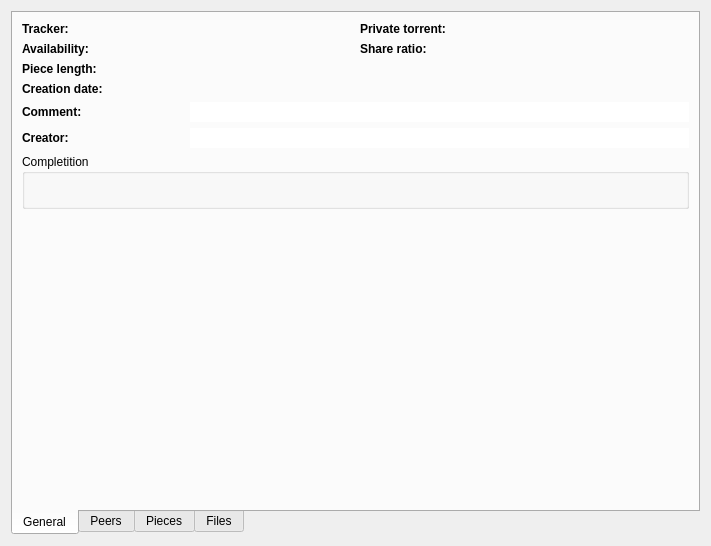
The window that TorrentDetailsForm.ui (LubosD/fatrat) describes before a commit, drawn with Qt 5.
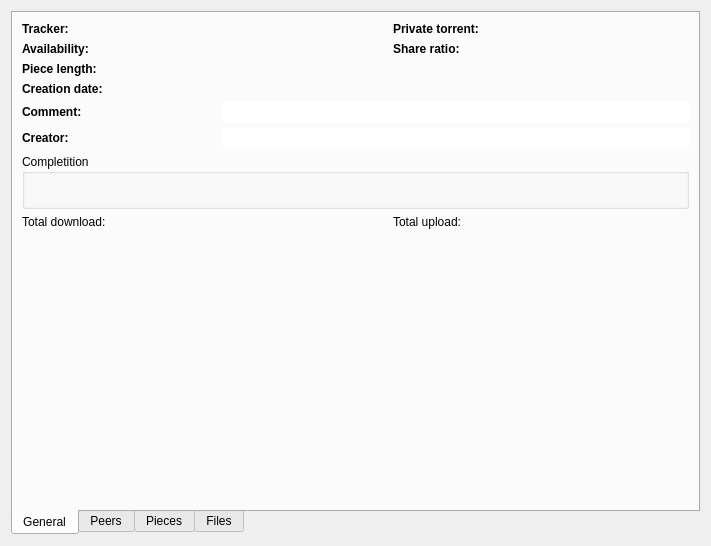
The same window after the commit. Custom widgets are drawn as their Qt base class.

Commit message: - Torrent detailed view displays total downloaded/uploaded bytes - Added BitTorrentMonster search engine, by David Watzke

Patch:
```diff
--- a/TorrentDetailsForm.ui
+++ b/TorrentDetailsForm.ui
@@ -23,98 +23,98 @@
        <string>General</string>
       </attribute>
       <layout class="QGridLayout" >
-       <item row="0" column="0" >
+       <item row="0" column="0" colspan="2" >
         <widget class="QLabel" name="label" >
          <property name="text" >
           <string>&lt;b>Tracker:</string>
          </property>
         </widget>
        </item>
-       <item row="0" column="1" >
-        <widget class="QLabel" name="labelTracker" >
-         <property name="text" >
-          <string/>
-         </property>
-        </widget>
-       </item>
        <item row="0" column="2" >
+        <widget class="QLabel" name="labelTracker" >
+         <property name="text" >
+          <string/>
+         </property>
+        </widget>
+       </item>
+       <item row="0" column="3" colspan="2" >
         <widget class="QLabel" name="label_4" >
          <property name="text" >
           <string>&lt;b>Private torrent:</string>
          </property>
         </widget>
        </item>
-       <item row="0" column="3" >
+       <item row="0" column="5" >
         <widget class="QLabel" name="labelPrivate" >
          <property name="text" >
           <string/>
          </property>
         </widget>
        </item>
-       <item row="1" column="0" >
+       <item row="1" column="0" colspan="2" >
         <widget class="QLabel" name="label_2" >
          <property name="text" >
           <string>&lt;b>Availability:</string>
          </property>
         </widget>
        </item>
-       <item row="1" column="1" >
-        <widget class="QLabel" name="labelAvailability" >
-         <property name="text" >
-          <string/>
-         </property>
-        </widget>
-       </item>
        <item row="1" column="2" >
+        <widget class="QLabel" name="labelAvailability" >
+         <property name="text" >
+          <string/>
+         </property>
+        </widget>
+       </item>
+       <item row="1" column="3" colspan="2" >
         <widget class="QLabel" name="label_8" >
          <property name="text" >
           <string>&lt;b>Share ratio:</string>
          </property>
         </widget>
        </item>
-       <item row="1" column="3" >
+       <item row="1" column="5" >
         <widget class="QLabel" name="labelRatio" >
          <property name="text" >
           <string/>
          </property>
         </widget>
        </item>
-       <item row="2" column="0" >
+       <item row="2" column="0" colspan="2" >
         <widget class="QLabel" name="label_3" >
          <property name="text" >
           <string>&lt;b>Piece length:</string>
          </property>
         </widget>
        </item>
-       <item row="2" column="1" >
+       <item row="2" column="2" >
         <widget class="QLabel" name="labelPieceLength" >
          <property name="text" >
           <string/>
          </property>
         </widget>
        </item>
-       <item row="3" column="0" >
+       <item row="3" column="0" colspan="2" >
         <widget class="QLabel" name="label_7" >
          <property name="text" >
           <string>&lt;b>Creation date:</string>
          </property>
         </widget>
        </item>
-       <item row="3" column="1" >
+       <item row="3" column="2" >
         <widget class="QLabel" name="labelCreationDate" >
          <property name="text" >
           <string/>
          </property>
         </widget>
        </item>
-       <item row="4" column="0" >
+       <item row="4" column="0" colspan="2" >
         <widget class="QLabel" name="label_5" >
          <property name="text" >
           <string>&lt;b>Comment:</string>
          </property>
         </widget>
        </item>
-       <item row="4" column="1" colspan="3" >
+       <item row="4" column="2" colspan="4" >
         <widget class="QLineEdit" name="lineComment" >
          <property name="frame" >
           <bool>false</bool>
@@ -124,14 +124,14 @@
          </property>
         </widget>
        </item>
-       <item row="5" column="0" >
+       <item row="5" column="0" colspan="2" >
         <widget class="QLabel" name="label_6" >
          <property name="text" >
           <string>&lt;b>Creator:</string>
          </property>
         </widget>
        </item>
-       <item row="5" column="1" colspan="3" >
+       <item row="5" column="2" colspan="4" >
         <widget class="QLineEdit" name="lineCreator" >
          <property name="frame" >
           <bool>false</bool>
@@ -141,7 +141,7 @@
          </property>
         </widget>
        </item>
-       <item row="6" column="0" colspan="4" >
+       <item row="6" column="0" colspan="6" >
         <widget class="QGroupBox" name="groupBox" >
          <property name="title" >
           <string>Completition</string>
@@ -172,7 +172,27 @@
          </layout>
         </widget>
        </item>
-       <item row="7" column="1" >
+       <item row="7" column="0" >
+        <widget class="QLabel" name="label_9" >
+         <property name="text" >
+          <string>Total download:</string>
+         </property>
+        </widget>
+       </item>
+       <item row="7" column="1" colspan="2" >
+        <widget class="QLabel" name="labelTotalDownload" />
+       </item>
+       <item row="7" column="3" >
+        <widget class="QLabel" name="label_10" >
+         <property name="text" >
+          <string>Total upload:</string>
+         </property>
+        </widget>
+       </item>
+       <item row="7" column="4" colspan="2" >
+        <widget class="QLabel" name="labelTotalUpload" />
+       </item>
+       <item row="8" column="2" >
         <spacer>
          <property name="orientation" >
           <enum>Qt::Vertical</enum>
@@ -180,7 +200,7 @@
          <property name="sizeHint" >
           <size>
            <width>164</width>
-           <height>231</height>
+           <height>241</height>
           </size>
          </property>
         </spacer>
```
The commit also changes 7 other files.
